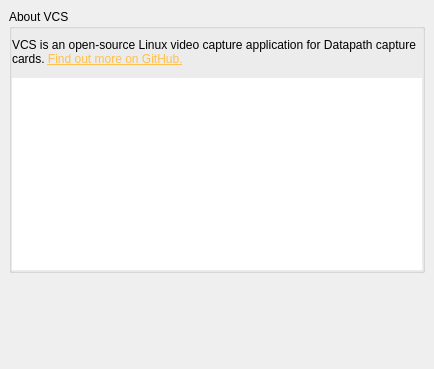
The window that src/display/qt/windows/control_panel/about_vcs.ui (mrehkopf/vcs) describes before a commit, drawn with Qt 5.
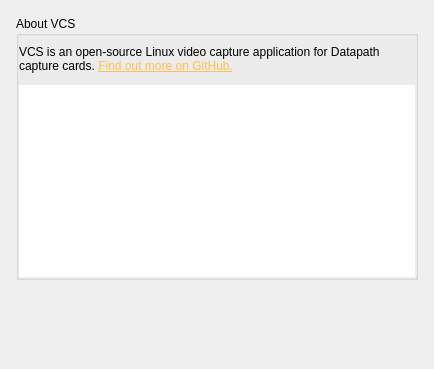
The same window after the commit. Custom widgets are drawn as their Qt base class.

The edit to the form file:
```diff
--- a/src/display/qt/windows/control_panel/about_vcs.ui
+++ b/src/display/qt/windows/control_panel/about_vcs.ui
@@ -18,19 +18,19 @@
   </property>
   <layout class="QVBoxLayout" name="verticalLayout_2">
    <property name="spacing">
-    <number>9</number>
+    <number>16</number>
    </property>
    <property name="leftMargin">
-    <number>9</number>
+    <number>16</number>
    </property>
    <property name="topMargin">
-    <number>9</number>
+    <number>16</number>
    </property>
    <property name="rightMargin">
-    <number>9</number>
+    <number>16</number>
    </property>
    <property name="bottomMargin">
-    <number>9</number>
+    <number>16</number>
    </property>
    <item>
     <widget class="QGroupBox" name="groupBox_aboutVCS">
```
